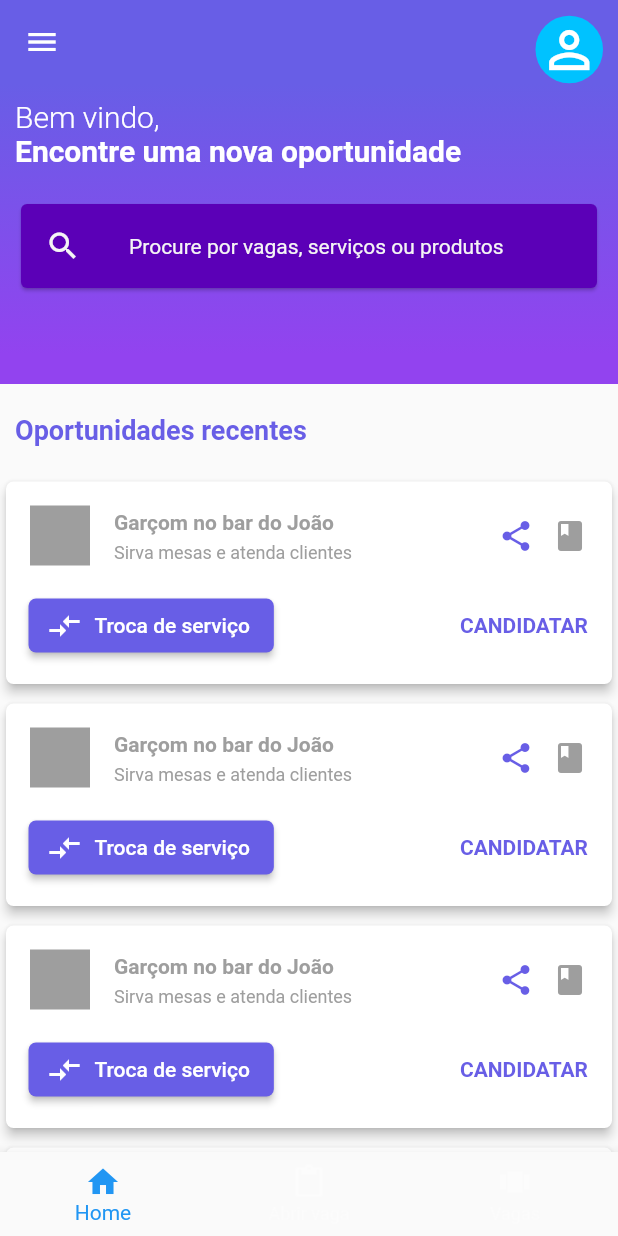
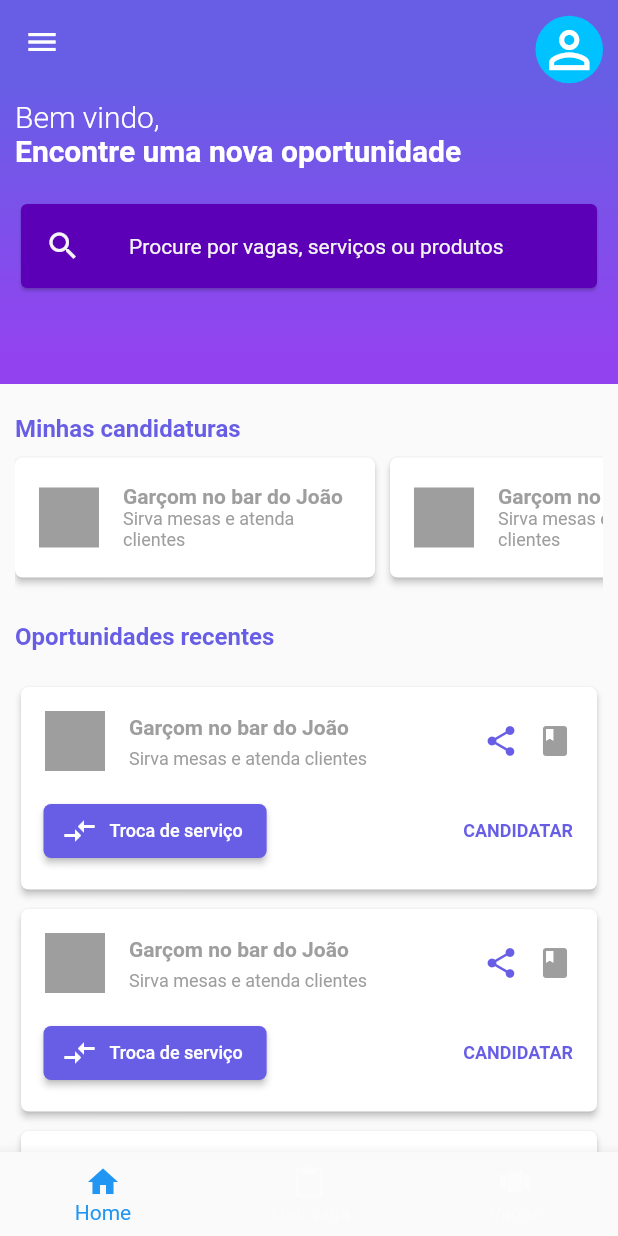
Before and after one commit to bbb159/jober-flutter, a Flutter app: the DashboardScreen screen opened directly, on a phone screen of 412 x 824 dp. Run offline on Flutter 3.47's test engine with Material 2 defaults, Android fonts, the phone set to English and light mode, and no system bars; our stand-ins replace carousel_slider.

Commit message:
added my jobs in dashboard

```diff
--- a/lib/screens/dashboard/dashboard_screen.dart
+++ b/lib/screens/dashboard/dashboard_screen.dart
@@ -2,6 +2,7 @@ import 'package:flutter/material.dart';
 import 'package:jober/commons/widgets/custom_app_bar.dart';
 import 'package:jober/commons/widgets/drawer_app_bar.dart';
 import 'package:jober/screens/dashboard/widgets/job_card.dart';
+import 'package:jober/screens/dashboard/widgets/job_resume_card.dart';
 import 'package:jober/utils/constants.dart';
 
 class DashboardScreen extends StatefulWidget {
@@ -105,9 +106,42 @@ class _DashboardScreenState extends State<DashboardScreen> {
             Container(
               padding: EdgeInsets.symmetric(horizontal: 10),
               child: Text(
+                'Minhas candidaturas',
+                style: TextStyle(
+                  fontSize: 16,
+                  color: kPurpleDefaultColor,
+                  fontWeight: FontWeight.bold,
+                ),
+              ),
+            ),
+            Container(
+              height: 100,
+              padding: EdgeInsets.symmetric(horizontal: 10),
+              child: ListView(
+                scrollDirection: Axis.horizontal,
+                children: <Widget>[
+                  JobResumeCard(
+                      title: 'Garçom no bar do João',
+                      description: 'Sirva mesas e atenda clientes'),
+                  JobResumeCard(
+                      title: 'Garçom no bar do João',
+                      description: 'Sirva mesas e atenda clientes'),
+                  JobResumeCard(
+                      title: 'Garçom no bar do João',
+                      description: 'Sirva mesas e atenda clientes'),
+                  JobResumeCard(
+                      title: 'Garçom no bar do João',
+                      description: 'Sirva mesas e atenda clientes'),
+                ],
+              ),
+            ),
+            SizedBox(height: 20),
+            Container(
+              padding: EdgeInsets.symmetric(horizontal: 10),
+              child: Text(
                 'Oportunidades recentes',
                 style: TextStyle(
-                  fontSize: 18,
+                  fontSize: 16,
                   color: kPurpleDefaultColor,
                   fontWeight: FontWeight.bold,
                 ),
@@ -115,6 +149,8 @@ class _DashboardScreenState extends State<DashboardScreen> {
             ),
             SizedBox(height: 20),
             Expanded(
+              child: Container(
+                padding: EdgeInsets.symmetric(horizontal: 10),
                 child: ListView(
                   children: <Widget>[
                     JobCard(
@@ -165,6 +201,7 @@ class _DashboardScreenState extends State<DashboardScreen> {
                   ],
                 ),
               ),
+            ),
           ],
         ),
         bottomNavigationBar: BottomNavigationBar(
--- a/lib/screens/dashboard/widgets/job_card.dart
+++ b/lib/screens/dashboard/widgets/job_card.dart
@@ -16,7 +16,7 @@ class JobCard extends StatelessWidget {
           borderRadius: BorderRadius.circular(5),
         ),
         color: Colors.white,
-        elevation: 3,
+        elevation: 2,
         child: Column(
           mainAxisSize: MainAxisSize.min,
           children: <Widget>[
@@ -64,12 +64,18 @@ class JobCard extends StatelessWidget {
                       Icons.compare_arrows,
                       color: Colors.white,
                     ),
-                      label: Text("Troca de serviço")),
+                    label: Text(
+                      "Troca de serviço",
+                      style: TextStyle(fontSize: 12),
+                    ),
+                  ),
                   FlatButton(
                     child: const Text('CANDIDATAR',
                         style: TextStyle(
                           color: kPurpleDefaultColor,
-                            fontWeight: FontWeight.bold)),
+                          fontWeight: FontWeight.bold,
+                          fontSize: 12,
+                        )),
                     onPressed: () {},
                   ),
                 ],
--- /dev/null
+++ b/lib/screens/dashboard/widgets/job_resume_card.dart
@@ -0,0 +1,51 @@
+import 'package:flutter/material.dart';
+import 'package:jober/utils/constants.dart';
+
+class JobResumeCard extends StatelessWidget {
+  final String title;
+  final String description;
+
+  JobResumeCard({Key key, this.title, this.description}) : super(key: key);
+
+  @override
+  Widget build(BuildContext context) {
+    return Container(
+      width: 250,
+      child: Card(
+        shape: RoundedRectangleBorder(
+          borderRadius: BorderRadius.circular(5),
+        ),
+        color: Colors.white,
+        elevation: 2,
+        margin: EdgeInsets.fromLTRB(0, 10, 10, 10),
+        child: Column(
+          mainAxisAlignment: MainAxisAlignment.center,
+          children: <Widget>[
+            ListTile(
+              leading: Container(
+                width: 40,
+                height: 40,
+                color: Colors.grey,
+              ),
+              title: Text(
+                title,
+                style: TextStyle(
+                  color: Colors.grey,
+                  fontWeight: FontWeight.bold,
+                  fontSize: 14,
+                ),
+              ),
+              subtitle: Text(
+                description,
+                style: TextStyle(
+                  color: Colors.grey,
+                  fontSize: 12,
+                ),
+              ),
+            ),
+          ],
+        ),
+      ),
+    );
+  }
+}
```
Also changed, not shown: images/signup/company_person.svg (added), images/signup/home_image.svg (added), images/signup/physical_person.svg (added), images/signup/sign_up_sucessfull.svg (added), images/signup/swipe_hand.svg (added). Lines whose indentation alone changed are shown as unchanged.
